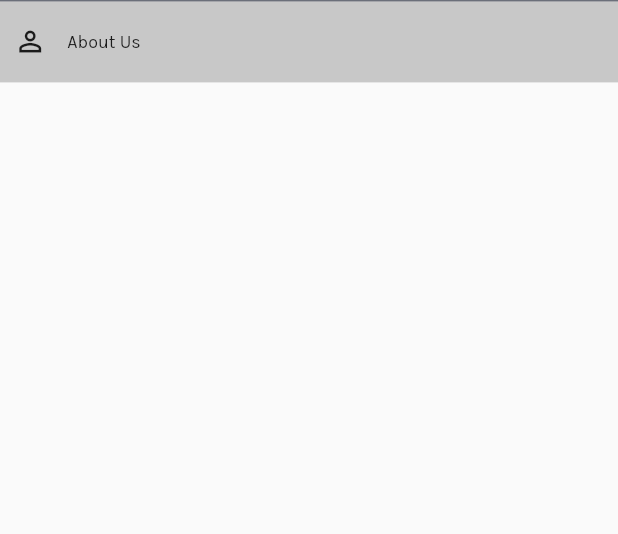
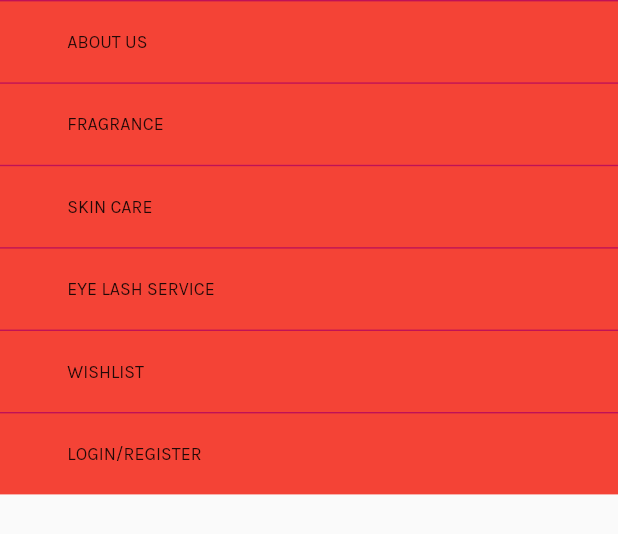
Before and after one commit to seanFlutter/Ewa_Confetti_Beauty_Products_Website, a Flutter app: the GlobalDrawer widget shown alone on an empty page, opened directly, on a phone screen of 412 x 824 dp. Shown: the top 534 px of the screen. Run offline on Flutter 3.47's test engine with Material 2 defaults, Android fonts, the phone set to English and light mode, and no system bars; our stand-ins replace carousel_slider, feather_icons, get, google_fonts, responsive_framework; missing offline and left inert: pointer_interceptor.

Commit message:
refactored drawer tile

```diff
--- a/lib/data/models/header_item.dart
+++ b/lib/data/models/drawer_header_item.dart
@@ -1,13 +1,14 @@
 import 'package:flutter/material.dart';
 
-class HeaderItem {
+class DrawerHeaderItem {
   final String? title;
   final VoidCallback? onTap;
   final bool isButton;
+  final IconData? iconData;
 
-  HeaderItem({
+  DrawerHeaderItem({
     this.title,
     this.onTap,
-    this.isButton = false,
+    this.isButton = false,this.iconData
   });
 }
--- a/lib/data/models/drawer_tile_model.dart
+++ /dev/null
@@ -1,8 +0,0 @@
-import 'package:flutter/material.dart';
-
-class DrawerTileModel {
-  final String? title;
-  final IconData? iconData;
-  final VoidCallback? onPressed;
-  DrawerTileModel({this.iconData, this.title, this.onPressed});
-}
--- a/lib/views/screens/global_drawer/global_drawer.dart
+++ b/lib/views/screens/global_drawer/global_drawer.dart
@@ -2,33 +2,26 @@ import 'package:feather_icons/feather_icons.dart';
 import 'package:flutter/material.dart';
 import 'package:get/get.dart';
 import 'package:pointer_interceptor/pointer_interceptor.dart';
-import 'package:web_portfolio/data/models/drawer_tile_model.dart';
 import 'package:web_portfolio/views/screens/global_drawer/widget/drawer_tile.dart';
+import 'package:web_portfolio/views/screens/home/widgets/header.dart';
 
 class GlobalDrawer extends StatelessWidget {
   GlobalDrawer({Key? key}) : super(key: key);
-  final List<DrawerTileModel> _menuList = [
-    DrawerTileModel(
-      iconData: Icons.person_outline,
-      title: 'About Us',
-      onPressed: () {},
-    ),
-  ];
+
   @override
   Widget build(BuildContext context) {
     return PointerInterceptor(
       child: Container(
         decoration: BoxDecoration(
-          color: Theme.of(context).hintColor.withOpacity(0.2),
+         // color: Theme.of(context).hintColor.withOpacity(0.2),
+          color: Colors.red,
         ),
-        child: SingleChildScrollView(
-          child: Column(
-            mainAxisSize: MainAxisSize.min,
-            children: List.generate(
-              _menuList.length,
-              (index) => DrawerTile(
-                drawerTileModel: _menuList[index],
-              ),
+        child: Column(
+          mainAxisSize: MainAxisSize.min,
+          children: List.generate(
+            drawerHeaderItems.length,
+            (index) => DrawerTile(
+              drawerHeaderItem: drawerHeaderItems[index],
             ),
           ),
         ),
--- a/lib/views/screens/global_drawer/widget/drawer_tile.dart
+++ b/lib/views/screens/global_drawer/widget/drawer_tile.dart
@@ -2,28 +2,27 @@ import 'package:flutter/material.dart';
 
 import 'package:get/get.dart';
 import 'package:url_launcher/url_launcher.dart';
-import 'package:web_portfolio/data/models/drawer_tile_model.dart';
+
+import 'package:web_portfolio/data/models/drawer_header_item.dart';
 import 'package:web_portfolio/utils/color_palette.dart';
 import 'package:web_portfolio/utils/dimensions.dart';
 import 'package:web_portfolio/utils/font_styles.dart';
 
 class DrawerTile extends StatelessWidget {
-  final DrawerTileModel? drawerTileModel;
-
-
-  DrawerTile({@required this.drawerTileModel, });
+  final DrawerHeaderItem? drawerHeaderItem;
+  DrawerTile({
+    @required this.drawerHeaderItem,
+  });
 
   @override
   Widget build(BuildContext context) {
-
-
     return InkWell(
-      onTap: drawerTileModel!.onPressed,
+      onTap: drawerHeaderItem!.onTap,
       child: Container(
         decoration: BoxDecoration(
           border: Border(
             top: BorderSide(
-              color: Palette.grey_3,
+              color: Palette.pink,
             ),
           ),
         ),
@@ -34,10 +33,10 @@ class DrawerTile extends StatelessWidget {
         ),
         child: Row(
           children: <Widget>[
-            Icon(drawerTileModel!.iconData),
+            Icon(drawerHeaderItem!.iconData),
             SizedBox(width: 15),
             Text(
-              drawerTileModel!.title!,
+              drawerHeaderItem!.title!,
               style: karlaRegular13,
             ),
           ],
--- a/lib/views/screens/home/widgets/header.dart
+++ b/lib/views/screens/home/widgets/header.dart
@@ -4,20 +4,21 @@ import 'package:flutter/rendering.dart';
 
 import 'package:google_fonts/google_fonts.dart';
 import 'package:responsive_framework/responsive_framework.dart';
-import 'package:web_portfolio/data/models/header_item.dart';
+import 'package:web_portfolio/data/models/drawer_header_item.dart';
 import 'package:web_portfolio/utils/color_palette.dart';
 import 'package:web_portfolio/utils/constants.dart';
 import 'package:web_portfolio/utils/font_styles.dart';
 import 'package:web_portfolio/utils/globals.dart';
 import 'package:web_portfolio/utils/screen_helper.dart';
 
-List<HeaderItem> headerItems = [
-  HeaderItem(title: "ABOUT US", onTap: () {}),
-  HeaderItem(title: "SHOP BY BRAND", onTap: () {}),
-  HeaderItem(title: "MAKE UP", onTap: () {}),
-  HeaderItem(title: "SKIN CARE", onTap: () {}),
-  HeaderItem(title: "WELLNESS", onTap: () {}),
-  HeaderItem(title: "FRAGRANCE", onTap: () {}),
+List<DrawerHeaderItem> drawerHeaderItems = [
+  DrawerHeaderItem(title: "ABOUT US", onTap: () {}),
+  DrawerHeaderItem(title: "FRAGRANCE", onTap: (){}),
+  DrawerHeaderItem(title: "SKIN CARE", onTap: () {}),
+  DrawerHeaderItem(title: "EYE LASH SERVICE", onTap: () {}),
+  DrawerHeaderItem(title: "WISHLIST", onTap: () {}),
+  DrawerHeaderItem(title: "LOGIN/REGISTER", onTap: () {}),
+
 ];
 
 class HeaderLogo extends StatelessWidget {
@@ -48,7 +49,7 @@ class HeaderRow extends StatelessWidget {
         Condition.largerThan(name: MOBILE),
       ],
       child: Row(
-        children: headerItems
+        children: drawerHeaderItems
             .map(
               (item) => item.isButton
                   ? MouseRegion(
```
Also changed, not shown: lib/views/screens/home/home.dart (+7 -7 lines).
